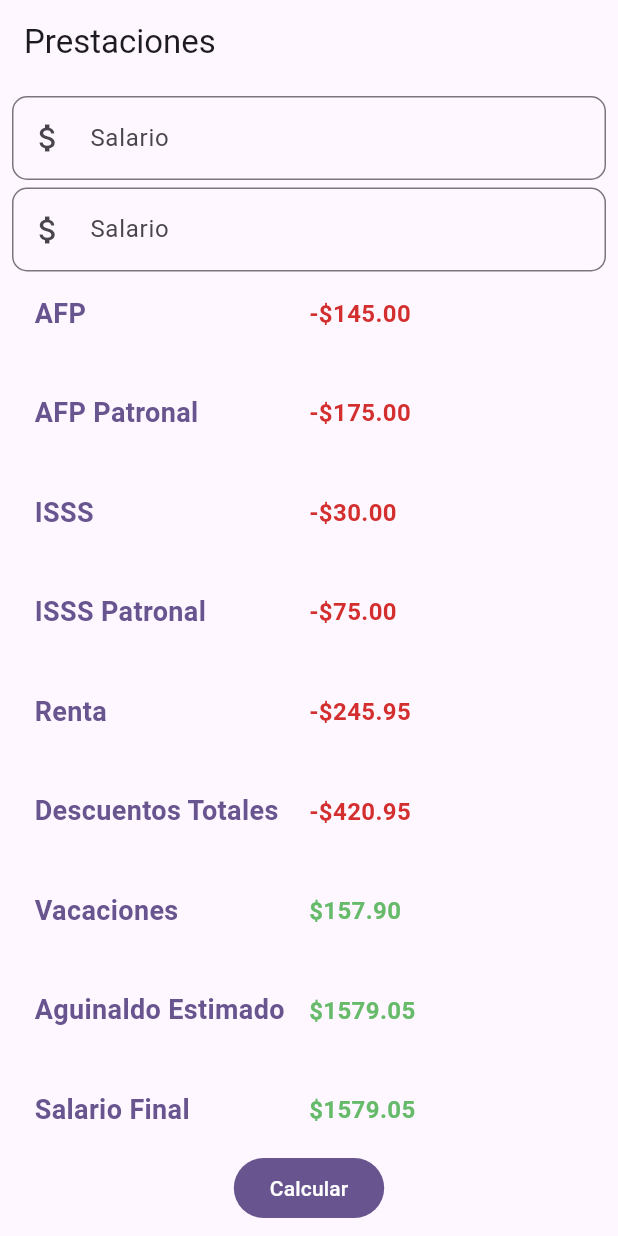
After one commit to EdwinDiaz93/flutter_multi_app, a Flutter app: the PerksScreen screen opened by its route, on a phone screen of 412 x 824 dp. The commit adds this screen. Run offline on Flutter 3.47's test engine with Material 3 defaults, Android fonts, the phone set to English and light mode, and no system bars; our stand-ins replace dio, equatable, flutter_bloc, flutter_dotenv, get_it, go_router.

Commit message:
datasource and repository added

```diff
--- a/lib/config/constants/menu.dart
+++ b/lib/config/constants/menu.dart
@@ -14,4 +14,9 @@ final List<MenuItem> menu = [
     route: '/cocktail-categories',
     icon: Icons.wine_bar,
   ),
+  MenuItem(
+    label: "Prestaciones",
+    route: '/perks',
+    icon: Icons.wallet_travel_outlined,
+  ),
 ];
--- a/lib/config/main_router/router.dart
+++ b/lib/config/main_router/router.dart
@@ -1,6 +1,7 @@
 import 'package:go_router/go_router.dart';
 import 'package:multi_app/features/cocktail/router/router.dart';
 import 'package:multi_app/features/home/presentation/screens/home_screen.dart';
+import 'package:multi_app/features/perks/router/router.dart';
 
 final appRouter = GoRouter(
   initialLocation: '/',
@@ -8,5 +9,8 @@ final appRouter = GoRouter(
     GoRoute(path: '/', builder: (context, state) => HomeScreen()),
     // Cocktail routes
     ...cocktailRoutes,
+
+    // Perks Routes
+    ...perksRoutes,
   ],
 );
--- a/lib/features/cocktail/presentation/screens/drink_screen.dart
+++ b/lib/features/cocktail/presentation/screens/drink_screen.dart
@@ -87,13 +87,19 @@ class _DrinkDetailView extends StatelessWidget {
                   Divider(color: colors.tertiary, thickness: 5),
                   Padding(
                     padding: const EdgeInsets.all(8.0),
-                    child: Text(
+                    child: Column(
+                      children: [
+                        Text(
                           'Instructions',
+
                           style: TextStyle(
                             color: colors.primary,
                             fontWeight: FontWeight.bold,
                             fontSize: 24,
                           ),
+                        ),
+                        Text(drink.instructions['EN']!),
+                      ],
                     ),
                   ),
                 ],
--- /dev/null
+++ b/lib/features/perks/domain/datasource/perks_datasource.dart
@@ -0,0 +1,5 @@
+import 'package:multi_app/features/perks/domain/entities/entities.dart';
+
+abstract class PerksDatasource {
+  Future<Perks> getPerks(String salario);
+}
--- /dev/null
+++ b/lib/features/perks/domain/entities/entities.dart
@@ -0,0 +1 @@
+export 'package:multi_app/features/perks/domain/entities/perks.dart';
--- /dev/null
+++ b/lib/features/perks/domain/entities/perks.dart
@@ -0,0 +1,23 @@
+class Perks {
+  final String afp;
+  final String afpPatronal;
+  final String isss;
+  final String isssPatronal;
+  final String renta;
+  final String descuentosTotales;
+  final String vacaciones;
+  final String aguinaldo;
+  final String salarioLiquido;
+
+  Perks({
+    required this.afp,
+    required this.afpPatronal,
+    required this.isss,
+    required this.isssPatronal,
+    required this.renta,
+    required this.descuentosTotales,
+    required this.vacaciones,
+    required this.aguinaldo,
+    required this.salarioLiquido,
+  });
+}
--- /dev/null
+++ b/lib/features/perks/domain/repositories/perks_repository.dart
@@ -0,0 +1,5 @@
+import 'package:multi_app/features/perks/domain/entities/entities.dart';
+
+abstract class PerksRepository {
+  Future<Perks> getPerks(String salario);
+}
--- /dev/null
+++ b/lib/features/perks/infrastructure/datasource_impl/perks_datasource_impl.dart
@@ -0,0 +1,19 @@
+import 'package:multi_app/features/perks/domain/datasource/perks_datasource.dart';
+import 'package:multi_app/features/perks/domain/entities/perks.dart';
+
+class PerksDatasourceImpl extends PerksDatasource {
+  @override
+  Future<Perks> getPerks(String salario) async {
+    return Perks(
+      afp: '',
+      afpPatronal: '',
+      isss: '',
+      isssPatronal: '',
+      renta: '',
+      descuentosTotales: '',
+      vacaciones: '',
+      aguinaldo: '',
+      salarioLiquido: '',
+    );
+  }
+}
--- /dev/null
+++ b/lib/features/perks/infrastructure/repository_impl/perks_repository_impl.dart
@@ -0,0 +1,14 @@
+import 'package:multi_app/features/perks/domain/datasource/perks_datasource.dart';
+import 'package:multi_app/features/perks/domain/entities/perks.dart';
+import 'package:multi_app/features/perks/domain/repositories/perks_repository.dart';
+
+class PerksRepositoryImpl extends PerksRepository {
+  final PerksDatasource perksDatasource;
+
+  PerksRepositoryImpl({required this.perksDatasource});
+
+  @override
+  Future<Perks> getPerks(String salario) {
+    return perksDatasource.getPerks(salario);
+  }
+}
--- /dev/null
+++ b/lib/features/perks/presentation/screens/perks_screen.dart
@@ -0,0 +1,123 @@
+import 'package:flutter/material.dart';
+
+import 'package:multi_app/features/perks/presentation/widgets/widgets.dart';
+
+class PerksScreen extends StatelessWidget {
+  const PerksScreen({super.key});
+
+  @override
+  Widget build(BuildContext context) {
+    return Scaffold(
+      appBar: AppBar(title: Text("Prestaciones")),
+      body: SafeArea(child: _PerksView()),
+    );
+  }
+}
+
+class _PerksView extends StatelessWidget {
+  final salaryController = TextEditingController();
+
+  @override
+  Widget build(BuildContext context) {
+    final colors = Theme.of(context).colorScheme;
+
+    final TextStyle titleStyle = TextStyle(
+      fontSize: 18,
+      color: colors.primary,
+      fontWeight: FontWeight.bold,
+    );
+
+    final TextStyle discountStyle = TextStyle(
+      fontSize: 16,
+      fontWeight: FontWeight.bold,
+      color: Colors.red[700],
+    );
+
+    final TextStyle liquidStyle = TextStyle(
+      fontSize: 16,
+      fontWeight: FontWeight.bold,
+      color: Colors.green[400],
+    );
+
+    return Padding(
+      padding: const EdgeInsets.all(8.0),
+      child: Column(
+        children: [
+          CustomInputNumber(controller: salaryController),
+          SizedBox(height: 5),
+          CustomInputNumber(controller: salaryController),
+          Expanded(
+            child: Padding(
+              padding: const EdgeInsets.all(15.0),
+              child: Column(
+                mainAxisAlignment: MainAxisAlignment.spaceBetween,
+                children: [
+                  Row(
+                    children: [
+                      Expanded(child: Text('AFP', style: titleStyle)),
+                      Expanded(child: Text('-\$145.00', style: discountStyle)),
+                    ],
+                  ),
+                  Row(
+                    children: [
+                      Expanded(child: Text('AFP Patronal', style: titleStyle)),
+                      Expanded(child: Text('-\$175.00', style: discountStyle)),
+                    ],
+                  ),
+                  Row(
+                    children: [
+                      Expanded(child: Text('ISSS', style: titleStyle)),
+                      Expanded(child: Text('-\$30.00', style: discountStyle)),
+                    ],
+                  ),
+                  Row(
+                    children: [
+                      Expanded(child: Text('ISSS Patronal', style: titleStyle)),
+                      Expanded(child: Text('-\$75.00', style: discountStyle)),
+                    ],
+                  ),
+                  Row(
+                    children: [
+                      Expanded(child: Text('Renta', style: titleStyle)),
+                      Expanded(child: Text('-\$245.95', style: discountStyle)),
+                    ],
+                  ),
+                  Row(
+                    children: [
+                      Expanded(
+                        child: Text('Descuentos Totales', style: titleStyle),
+                      ),
+                      Expanded(child: Text('-\$420.95', style: discountStyle)),
+                    ],
+                  ),
+                  Row(
+                    children: [
+                      Expanded(child: Text('Vacaciones', style: titleStyle)),
+                      Expanded(child: Text('\$157.90', style: liquidStyle)),
+                    ],
+                  ),
+                  Row(
+                    children: [
+                      Expanded(
+                        child: Text('Aguinaldo Estimado', style: titleStyle),
+                      ),
+                      Expanded(child: Text('\$1579.05', style: liquidStyle)),
+                    ],
+                  ),
+                  Row(
+                    children: [
+                      Expanded(child: Text('Salario Final', style: titleStyle)),
+                      Expanded(child: Text('\$1579.05', style: liquidStyle)),
+                    ],
+                  ),
+                ],
+              ),
+            ),
+          ),
+
+          FilledButton(onPressed: () {}, child: Text("Calcular")),
+        ],
+      ),
+    );
+  }
+}
--- /dev/null
+++ b/lib/features/perks/presentation/widgets/custom_input_number.dart
@@ -0,0 +1,31 @@
+import 'package:flutter/material.dart';
+import 'package:flutter/services.dart';
+
+class CustomInputNumber extends StatelessWidget {
+  final TextEditingController controller;
+
+  const CustomInputNumber({super.key, required this.controller});
+
+  @override
+  Widget build(BuildContext context) {
+    final colors = Theme.of(context).colorScheme;
+
+    return TextFormField(
+      controller: controller,
+
+      keyboardType: TextInputType.numberWithOptions(decimal: true),
+      inputFormatters: [
+        FilteringTextInputFormatter.allow(RegExp(r'^\d*\.?\d{0,2}')),
+      ],
+      decoration: InputDecoration(
+        label: Text('Salario'),
+        prefixIcon: Icon(Icons.attach_money),
+        border: OutlineInputBorder(
+          borderSide: BorderSide(color: colors.primary),
+          borderRadius: BorderRadius.all(Radius.circular(10)),
+        ),
+        hintText: '1000',
+      ),
+    );
+  }
+}
--- /dev/null
+++ b/lib/features/perks/presentation/widgets/widgets.dart
@@ -0,0 +1 @@
+export 'package:multi_app/features/perks/presentation/widgets/custom_input_number.dart';
--- /dev/null
+++ b/lib/features/perks/router/router.dart
@@ -0,0 +1,6 @@
+import 'package:go_router/go_router.dart';
+import 'package:multi_app/features/perks/presentation/screens/perks_screen.dart';
+
+final List<GoRoute> perksRoutes = [
+  GoRoute(path: '/perks', builder: (context, state) => PerksScreen()),
+];
```
Also changed, not shown: 1 other file. Lines whose indentation alone changed are shown as unchanged.
